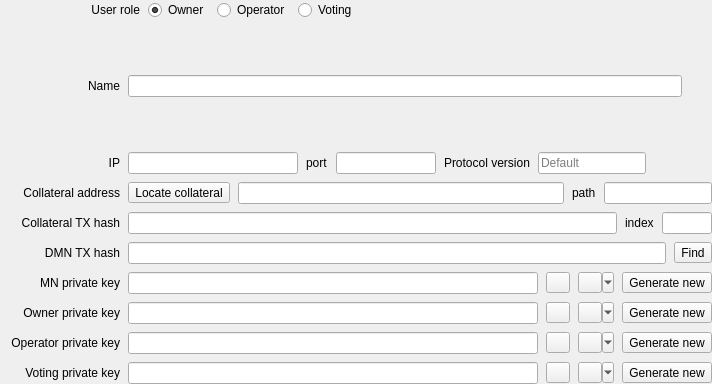
Before: the Qt Designer form src/ui/ui_masternode_details.ui in Bertrand256/dash-masternode-tool, drawn with Qt 5.
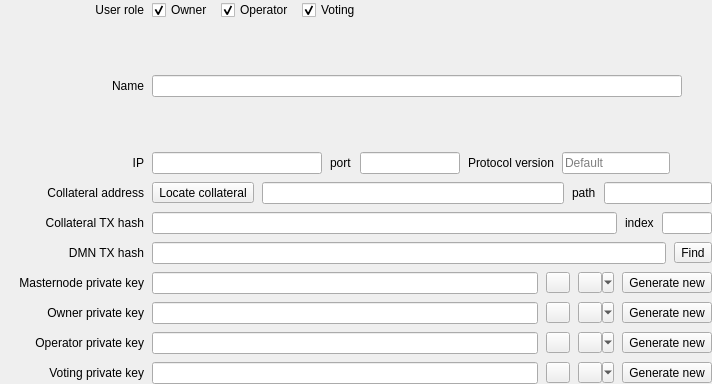
After: the same form once the commit is applied.

Commit message: Changing a user role for a masternode to a set of the independent roles: owner, operator, voter.

What changed in the file:
```diff
--- a/src/ui/ui_masternode_details.ui
+++ b/src/ui/ui_masternode_details.ui
@@ -74,7 +74,7 @@
          <widget class="QLabel" name="lblUserRole">
           <property name="minimumSize">
            <size>
-            <width>140</width>
+            <width>144</width>
             <height>0</height>
            </size>
           </property>
@@ -87,7 +87,7 @@
          </widget>
         </item>
         <item>
-         <widget class="QRadioButton" name="rbRoleOwner">
+         <widget class="QCheckBox" name="chbRoleOwner">
           <property name="text">
            <string>Owner</string>
           </property>
@@ -97,17 +97,23 @@
          </widget>
         </item>
         <item>
-         <widget class="QRadioButton" name="rbRoleOperator">
+         <widget class="QCheckBox" name="chbRoleOperator">
           <property name="text">
            <string>Operator</string>
           </property>
+          <property name="checked">
+           <bool>true</bool>
+          </property>
          </widget>
         </item>
         <item>
-         <widget class="QRadioButton" name="rbRoleVoting">
+         <widget class="QCheckBox" name="chbRoleVoting">
           <property name="text">
            <string>Voting</string>
           </property>
+          <property name="checked">
+           <bool>true</bool>
+          </property>
          </widget>
         </item>
         <item>
@@ -131,7 +137,7 @@
          <widget class="QLabel" name="lblName">
           <property name="minimumSize">
            <size>
-            <width>120</width>
+            <width>144</width>
             <height>0</height>
            </size>
           </property>
@@ -183,7 +189,7 @@
          <widget class="QLabel" name="lblIP">
           <property name="minimumSize">
            <size>
-            <width>120</width>
+            <width>144</width>
             <height>0</height>
            </size>
           </property>
@@ -287,7 +293,7 @@
          <widget class="QLabel" name="lblCollateral">
           <property name="minimumSize">
            <size>
-            <width>120</width>
+            <width>144</width>
             <height>0</height>
            </size>
           </property>
@@ -341,7 +347,7 @@
          <widget class="QLabel" name="lblCollateralTxHash">
           <property name="minimumSize">
            <size>
-            <width>120</width>
+            <width>144</width>
             <height>0</height>
            </size>
           </property>
@@ -385,7 +391,7 @@
          <widget class="QLabel" name="lblDMNTxHash">
           <property name="minimumSize">
            <size>
-            <width>120</width>
+            <width>144</width>
             <height>0</height>
            </size>
           </property>
@@ -422,12 +428,12 @@
          <widget class="QLabel" name="lblMasternodePrivateKey">
           <property name="minimumSize">
            <size>
-            <width>120</width>
+            <width>144</width>
             <height>0</height>
            </size>
           </property>
           <property name="text">
-           <string>MN private key</string>
+           <string>Masternode private key</string>
           </property>
           <property name="alignment">
            <set>Qt::AlignRight|Qt::AlignTrailing|Qt::AlignVCenter</set>
@@ -509,7 +515,7 @@
          <widget class="QLabel" name="lblOwnerKey">
           <property name="minimumSize">
            <size>
-            <width>120</width>
+            <width>144</width>
             <height>0</height>
            </size>
           </property>
@@ -587,7 +593,7 @@
          <widget class="QLabel" name="lblOperatorKey">
           <property name="minimumSize">
            <size>
-            <width>120</width>
+            <width>144</width>
             <height>0</height>
            </size>
           </property>
@@ -665,7 +671,7 @@
          <widget class="QLabel" name="lblVotingKey">
           <property name="minimumSize">
            <size>
-            <width>120</width>
+            <width>144</width>
             <height>0</height>
            </size>
           </property>
```
Left out of the diff: 6 changed lines with no effect on the pictures. The commit also changes 4 other files.
